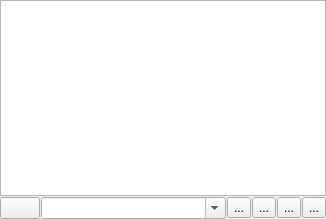
First picture: the form in plugins/dockers/palettedocker/wdgpalettedock.ui, repository KDE/krita, before the edit.
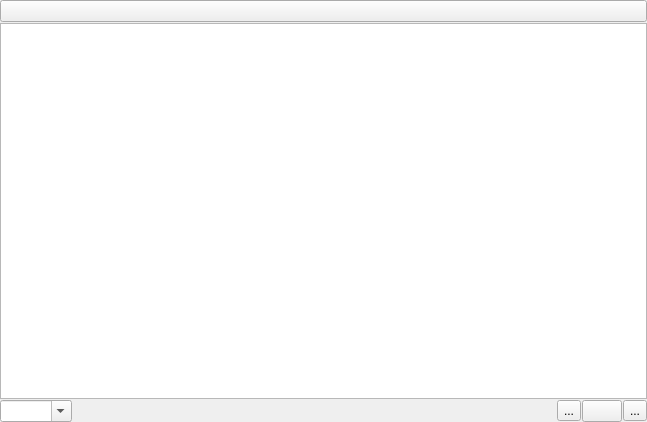
Second picture: the form after the edit. Icons and pictures are not drawn. Custom widgets are drawn as their Qt base class.

Commit message: Changed the UI design of the palette docker and its popup menu used to choose palettes. Added a right click menu that is not implemented yet to the swatches in the palette docker. Added a test file for the palette model that is going to be heavily modified. T8646

```diff
--- a/plugins/dockers/palettedocker/wdgpalettedock.ui
+++ b/plugins/dockers/palettedocker/wdgpalettedock.ui
@@ -6,8 +6,8 @@
    <rect>
     <x>0</x>
     <y>0</y>
-    <width>326</width>
-    <height>219</height>
+    <width>647</width>
+    <height>422</height>
    </rect>
   </property>
   <layout class="QVBoxLayout" name="verticalLayout">
@@ -26,6 +26,13 @@
    <property name="bottomMargin">
     <number>0</number>
    </property>
+   <item>
+    <widget class="KisPopupButton" name="bnColorSets">
+     <property name="text">
+      <string/>
+     </property>
+    </widget>
+   </item>
    <item>
     <widget class="KisPaletteView" name="paletteView">
      <property name="minimumSize">
@@ -38,26 +45,7 @@
    </item>
    <item>
     <layout class="QGridLayout" name="gridLayout">
-     <item row="0" column="3">
-      <widget class="QToolButton" name="bnAdd">
-       <property name="toolTip">
-        <string>Add foreground color</string>
-       </property>
-       <property name="text">
-        <string>...</string>
-       </property>
-       <property name="iconSize">
-        <size>
-         <width>22</width>
-         <height>22</height>
-        </size>
-       </property>
-       <property name="autoRaise">
-        <bool>false</bool>
-       </property>
-      </widget>
-     </item>
-     <item row="0" column="6">
+     <item row="2" column="4">
       <widget class="QToolButton" name="bnRemove">
        <property name="toolTip">
         <string>Delete color</string>
@@ -76,35 +64,28 @@
        </property>
       </widget>
      </item>
-     <item row="0" column="0">
-      <widget class="KisPopupButton" name="bnColorSets">
-       <property name="text">
-        <string/>
+     <item row="2" column="1">
+      <spacer name="hBottomSpacer">
+       <property name="orientation">
+        <enum>Qt::Horizontal</enum>
        </property>
-      </widget>
-     </item>
-     <item row="0" column="5">
-      <widget class="QToolButton" name="bnAddGroup">
-       <property name="text">
-        <string>...</string>
+       <property name="sizeHint" stdset="0">
+        <size>
+         <width>40</width>
+         <height>20</height>
+        </size>
        </property>
-      </widget>
+      </spacer>
      </item>
-     <item row="0" column="1">
+     <item row="2" column="0">
       <widget class="SqueezedComboBox" name="cmbNameList">
-       <property name="sizePolicy">
-        <sizepolicy hsizetype="Expanding" vsizetype="Fixed">
-         <horstretch>0</horstretch>
-         <verstretch>0</verstretch>
-        </sizepolicy>
-       </property>
        <property name="editable">
         <bool>true</bool>
        </property>
       </widget>
      </item>
-     <item row="0" column="4">
-      <widget class="QToolButton" name="bnAddDialog">
+     <item row="2" column="2">
+      <widget class="QToolButton" name="bnAdd">
        <property name="toolTip">
         <string>Add color</string>
        </property>
@@ -122,6 +103,16 @@
        </property>
       </widget>
      </item>
+     <item row="2" column="3">
+      <widget class="QPushButton" name="bnRename">
+       <property name="text">
+        <string/>
+       </property>
+       <property name="icon">
+        <iconset theme="edit-rename"/>
+       </property>
+      </widget>
+     </item>
     </layout>
    </item>
   </layout>
```
Left out of the diff: 8 changed lines with no effect on the pictures. The commit also changes 11 other files.
